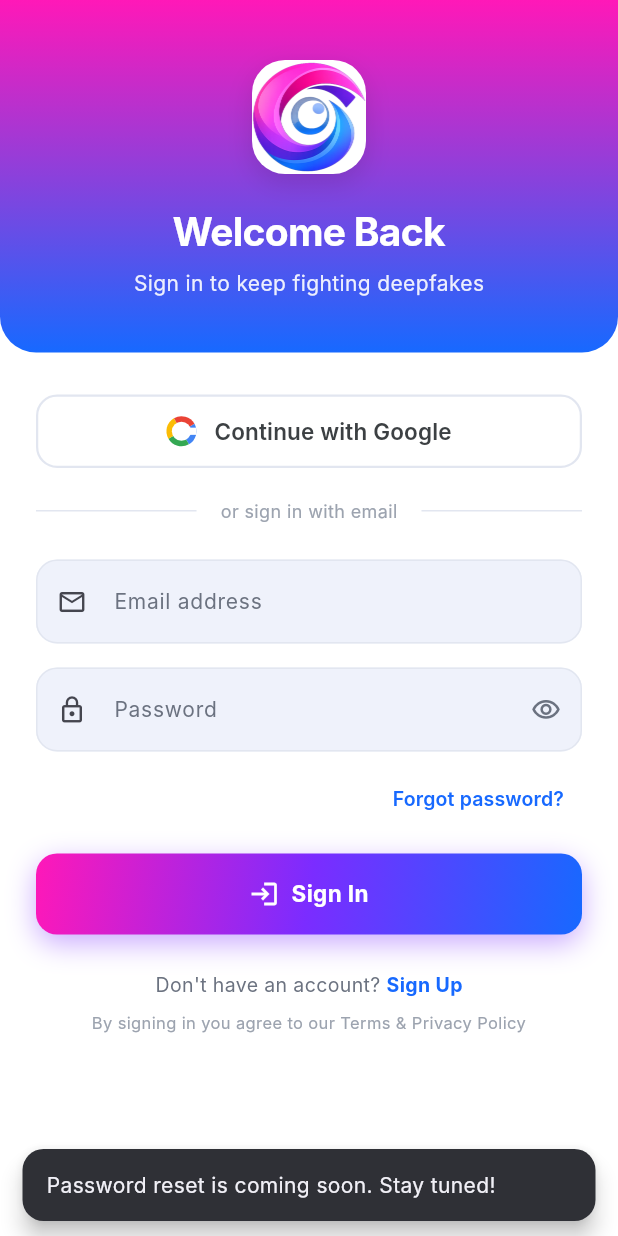
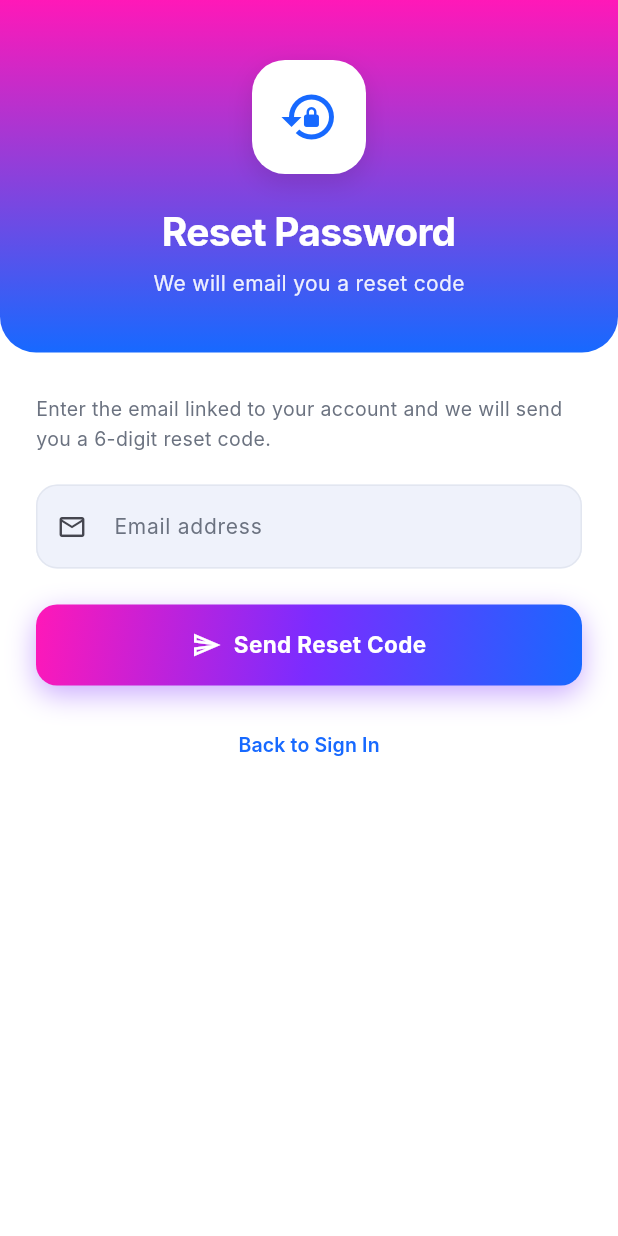
Before and after one commit to Ayush5112006/ai-image-detector, a Flutter app: the LoginScreen screen opened by its route, after a tap on "Forgot password?", on a phone screen of 412 x 824 dp. Run offline on Flutter 3.47's test engine with Material 3 defaults, Android fonts, the phone set to English and light mode, and no system bars; our stand-ins replace file_picker, firebase_auth, firebase_core, flutter_dotenv, google_sign_in, shared_preferences; missing offline and left inert: mailer; accounts and stored records are empty; Roboto replaces fonts that are missing (Inter).

Commit message:
feat: implement user authentication and password reset functionality

```diff
--- a/lib/config/api_config.dart
+++ b/lib/config/api_config.dart
@@ -7,6 +7,8 @@ class ApiConfig {
 
   static const String _fromEnv = String.fromEnvironment('API_BASE_URL');
 
+  /// Backend for the app. Override at build time with:
+  ///   flutter run --dart-define=API_BASE_URL=http://localhost:4000
   static final String baseUrl =
-      _fromEnv.isNotEmpty ? _fromEnv : 'http://localhost:4000';
+      _fromEnv.isNotEmpty ? _fromEnv : 'https://ai-image-detector-ebon.vercel.app';
 }
--- a/lib/main.dart
+++ b/lib/main.dart
@@ -16,6 +16,7 @@ import 'screens/privacy_policy_screen.dart';
 import 'screens/privacy_screen.dart';
 import 'screens/profile_details_screen.dart';
 import 'screens/splash_screen.dart';
+import 'screens/forgot_password_screen.dart';
 
 void main() async {
   WidgetsFlutterBinding.ensureInitialized();
@@ -103,6 +104,7 @@ class MyApp extends StatelessWidget {
         '/onboarding': (context) => const OnboardingScreen(),
         '/login': (context) => const LoginScreen(),
         '/register': (context) => const RegisterScreen(),
+        '/forgot_password': (context) => const ForgotPasswordScreen(),
         '/home': (context) => const AppShell(),
         '/how_it_works': (context) => const HowItWorksScreen(),
         '/notifications': (context) => const NotificationsScreen(),
--- /dev/null
+++ b/lib/screens/forgot_password_screen.dart
@@ -0,0 +1,205 @@
+import 'package:flutter/material.dart';
+import 'package:flutter/services.dart';
+import '../services/api_service.dart';
+import '../theme.dart';
+import 'reset_password_screen.dart';
+
+class ForgotPasswordScreen extends StatefulWidget {
+  const ForgotPasswordScreen({super.key});
+
+  @override
+  State<ForgotPasswordScreen> createState() => _ForgotPasswordScreenState();
+}
+
+class _ForgotPasswordScreenState extends State<ForgotPasswordScreen> {
+  final _formKey = GlobalKey<FormState>();
+  final _emailController = TextEditingController();
+  bool _isLoading = false;
+
+  @override
+  void dispose() {
+    _emailController.dispose();
+    super.dispose();
+  }
+
+  Future<void> _sendCode() async {
+    if (!_formKey.currentState!.validate()) {
+      HapticFeedback.vibrate();
+      return;
+    }
+    setState(() => _isLoading = true);
+    final email = _emailController.text.trim();
+    try {
+      await ApiService.forgotPassword(email);
+      if (!mounted) return;
+      ScaffoldMessenger.of(context).showSnackBar(
+        const SnackBar(
+          content: Text('If an account exists, a reset code has been sent.'),
+          backgroundColor: AppColors.success,
+          behavior: SnackBarBehavior.floating,
+        ),
+      );
+      Navigator.push(
+        context,
+        MaterialPageRoute(
+          builder: (context) => ResetPasswordScreen(email: email),
+        ),
+      );
+    } on ApiException catch (e) {
+      if (!mounted) return;
+      ScaffoldMessenger.of(context).showSnackBar(
+        SnackBar(
+          content: Text(e.message),
+          backgroundColor: AppColors.danger,
+          behavior: SnackBarBehavior.floating,
+        ),
+      );
+    } on Exception catch (e) {
+      if (!mounted) return;
+      ScaffoldMessenger.of(context).showSnackBar(
+        SnackBar(
+          content: Text('Could not send the code: $e'),
+          backgroundColor: AppColors.danger,
+          behavior: SnackBarBehavior.floating,
+        ),
+      );
+    } finally {
+      if (mounted) setState(() => _isLoading = false);
+    }
+  }
+
+  String? _validateEmail(String? value) {
+    final v = value?.trim() ?? '';
+    if (v.isEmpty) return 'Please enter your email address';
+    final pattern = RegExp(r'^[\w\.\-\+]+@[\w\-]+(\.[\w\-]+)+$');
+    if (!pattern.hasMatch(v)) return 'Please enter a valid email address';
+    return null;
+  }
+
+  @override
+  Widget build(BuildContext context) {
+    return Scaffold(
+      backgroundColor: Colors.white,
+      body: SafeArea(
+        child: SingleChildScrollView(
+          child: Column(
+            crossAxisAlignment: CrossAxisAlignment.stretch,
+            children: [
+              // Friendly gradient header
+              Container(
+                padding: const EdgeInsets.fromLTRB(24.0, 40.0, 24.0, 36.0),
+                decoration: const BoxDecoration(
+                  gradient: LinearGradient(
+                    colors: [AppColors.gradientStart, AppColors.gradientEnd],
+                    begin: Alignment.topCenter,
+                    end: Alignment.bottomCenter,
+                  ),
+                  borderRadius: BorderRadius.vertical(
+                    bottom: Radius.circular(AppRadius.xl),
+                  ),
+                ),
+                child: Column(
+                  children: [
+                    Container(
+                      width: 76,
+                      height: 76,
+                      decoration: BoxDecoration(
+                        color: Colors.white,
+                        borderRadius: BorderRadius.circular(22),
+                        boxShadow: [
+                          BoxShadow(
+                            color: Colors.black.withValues(alpha: 0.12),
+                            blurRadius: 14,
+                            offset: const Offset(0, 6),
+                          ),
+                        ],
+                      ),
+                      child: const Icon(
+                        Icons.lock_reset,
+                        color: AppColors.primary,
+                        size: 40,
+                      ),
+                    ),
+                    const SizedBox(height: 20),
+                    const Text(
+                      'Reset Password',
+                      style: TextStyle(
+                        fontSize: 26,
+                        fontWeight: FontWeight.bold,
+                        color: Colors.white,
+                        letterSpacing: -0.5,
+                      ),
+                    ),
+                    const SizedBox(height: 6),
+                    Text(
+                      'We will email you a reset code',
+                      style: TextStyle(
+                        fontSize: 14,
+                        color: Colors.white.withValues(alpha: 0.9),
+                      ),
+                    ),
+                  ],
+                ),
+              ),
+              Padding(
+                padding: const EdgeInsets.symmetric(
+                  horizontal: 24.0,
+                  vertical: 28.0,
+                ),
+                child: Form(
+                  key: _formKey,
+                  child: Column(
+                    crossAxisAlignment: CrossAxisAlignment.stretch,
+                    children: [
+                      const Text(
+                        'Enter the email linked to your account and we will send you a 6-digit reset code.',
+                        style: TextStyle(
+                          fontSize: 13,
+                          color: AppColors.textSecondary,
+                          height: 1.5,
+                        ),
+                      ),
+                      const SizedBox(height: 20),
+                      TextFormField(
+                        controller: _emailController,
+                        keyboardType: TextInputType.emailAddress,
+                        textInputAction: TextInputAction.done,
+                        autocorrect: false,
+                        onFieldSubmitted: (_) => _sendCode(),
+                        decoration: AppInputDecoration.build(
+                          hint: 'you@example.com',
+                          label: 'Email address',
+                          icon: Icons.mail_outline,
+                        ),
+                        validator: _validateEmail,
+                      ),
+                      const SizedBox(height: 24),
+                      AppPrimaryButton(
+                        label: 'Send Reset Code',
+                        icon: Icons.send_outlined,
+                        loading: _isLoading,
+                        onPressed: _sendCode,
+                      ),
+                      const SizedBox(height: 16),
+                      TextButton(
+                        onPressed: () => Navigator.pop(context),
+                        child: const Text(
+                          'Back to Sign In',
+                          style: TextStyle(
+                            color: AppColors.primary,
+                            fontWeight: FontWeight.w600,
+                            fontSize: 13,
+                          ),
+                        ),
+                      ),
+                    ],
+                  ),
+                ),
+              ),
+            ],
+          ),
+        ),
+      ),
+    );
+  }
+}
--- a/lib/screens/login_screen.dart
+++ b/lib/screens/login_screen.dart
@@ -248,15 +248,10 @@ class _LoginScreenState extends State<LoginScreen> {
                       Align(
                         alignment: Alignment.centerRight,
                         child: TextButton(
-                          onPressed: () {
-                            ScaffoldMessenger.of(context).showSnackBar(
-                              const SnackBar(
-                                content: Text(
-                                  'Password reset is coming soon. Stay tuned!',
-                                ),
-                              ),
-                            );
-                          },
+                          onPressed: () => Navigator.pushNamed(
+                            context,
+                            '/forgot_password',
+                          ),
                           child: const Text(
                             'Forgot password?',
                             style: TextStyle(
--- a/lib/services/api_service.dart
+++ b/lib/services/api_service.dart
@@ -104,6 +104,22 @@ class ApiService {
     if (user != null) _cacheUser(user);
   }
 
+  /// Requests a password-reset code by email.
+  static Future<void> forgotPassword(String email) =>
+      _request('POST', '/api/auth/forgot-password', body: {'email': email});
+
+  /// Verifies the reset code and sets a new password.
+  static Future<void> resetPassword({
+    required String email,
+    required String otp,
+    required String newPassword,
+  }) =>
+      _request('POST', '/api/auth/reset-password', body: {
+        'email': email,
+        'otp': otp,
+        'newPassword': newPassword,
+      });
+
   // ── Detections ───────────────────────────────────────────────────────────
 
   static Future<List<Map<String, dynamic>>> getDetections() async {
```
Also changed, not shown: lib/screens/reset_password_screen.dart (added, +302 -0 lines), lib/config/firebase_options.dart, 3 other files.
